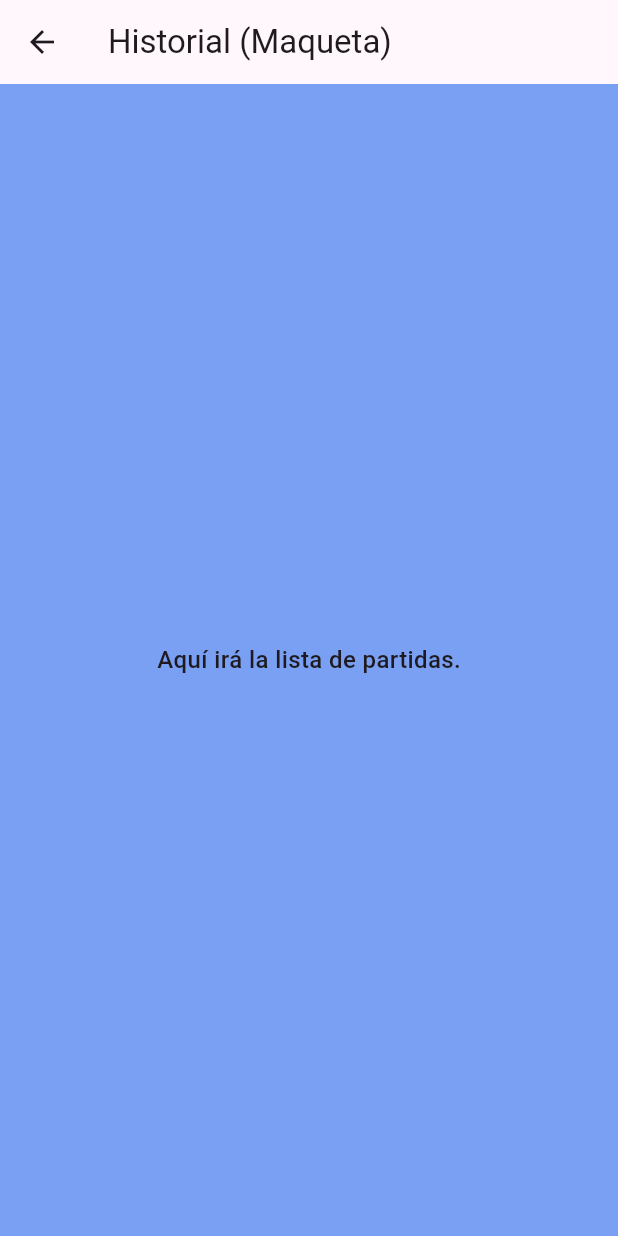
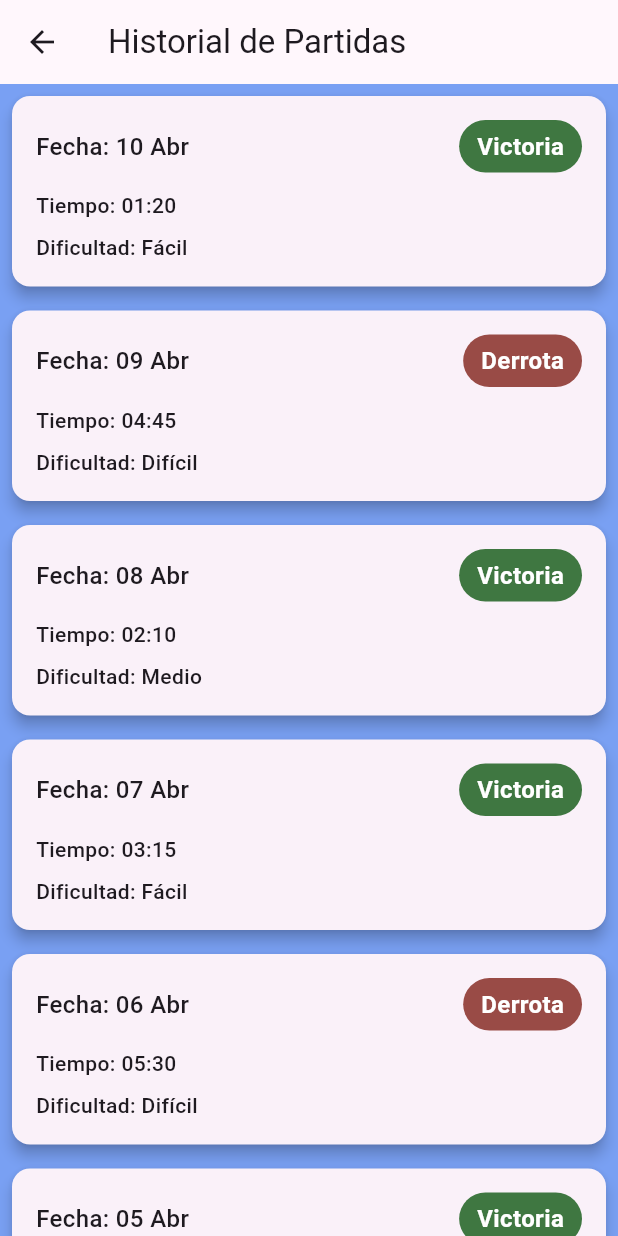
Before and after one commit to MariaJoseParedes/3479A321_2023479052, a Flutter app: the HistoryScreen screen opened by its route, on a phone screen of 412 x 824 dp. Run offline on Flutter 3.47's test engine with Material 3 defaults, Android fonts, the phone set to English and light mode, and no system bars; our stand-ins replace font_awesome_flutter, google_fonts, logger.

Commit message:
creacion de nueva carpeta models con archivo game_result y game_result_card en ui/widgets. Implementacion de historial de partidas con listview.Builder

```diff
--- /dev/null
+++ b/lib/models/game_result.dart
@@ -0,0 +1,14 @@
+// Modelo de datos para representar el resultado de una partida
+class GameResult {
+  final String date;
+  final String timeSpent;
+  final bool isVictory;
+  final String difficulty;
+
+  GameResult({
+    required this.date,
+    required this.timeSpent,
+    required this.isVictory,
+    required this.difficulty,
+  });
+}
--- a/lib/ui/screens/history_screen.dart
+++ b/lib/ui/screens/history_screen.dart
@@ -1,14 +1,60 @@
 import 'package:flutter/material.dart';
+import 'package:my_app/models/game_result.dart';
+import 'package:my_app/ui/widgets/game_result_card.dart';
 
 class HistoryScreen extends StatelessWidget {
-const HistoryScreen({super.key});
+  const HistoryScreen({super.key});
 
-@override
-Widget build(BuildContext context) {
+  @override
+  Widget build(BuildContext context) {
+    // Maqueta de datos para prueba
+    final List<GameResult> listMaqueta = [
+      GameResult(
+        date: '10 Abr',
+        timeSpent: '01:20',
+        isVictory: true,
+        difficulty: 'Fácil',
+      ),
+      GameResult(
+        date: '09 Abr',
+        timeSpent: '04:45',
+        isVictory: false,
+        difficulty: 'Difícil',
+      ),
+      GameResult(
+        date: '08 Abr',
+        timeSpent: '02:10',
+        isVictory: true,
+        difficulty: 'Medio',
+      ),
+      GameResult(
+        date: '07 Abr',
+        timeSpent: '03:15',
+        isVictory: true,
+        difficulty: 'Fácil',
+      ),
+      GameResult(
+        date: '06 Abr',
+        timeSpent: '05:30',
+        isVictory: false,
+        difficulty: 'Difícil',
+      ),
+      GameResult(
+        date: '05 Abr',
+        timeSpent: '01:50',
+        isVictory: true,
+        difficulty: 'Medio',
+      ),
+    ];
+
     return Scaffold(
-      appBar: AppBar(title: const Text('Historial (Maqueta)')),
-      body: const Center(
-        child: Text('Aquí irá la lista de partidas.'),
+      appBar: AppBar(title: const Text('Historial de Partidas')),
+      body: ListView.builder(
+        itemCount: listMaqueta.length,
+        itemBuilder: (context, index) {
+          final game = listMaqueta[index];
+          return GameResultCard(game: game);
+        },
       ),
     );
   }
--- /dev/null
+++ b/lib/ui/widgets/game_result_card.dart
@@ -0,0 +1,65 @@
+import 'package:flutter/material.dart';
+import 'package:my_app/models/game_result.dart';
+
+// Widget personalizado para mostrar el resultado de una partida
+class GameResultCard extends StatelessWidget {
+  final GameResult game;
+
+  const GameResultCard({super.key, required this.game});
+
+  @override
+  Widget build(BuildContext context) {
+    return Card(
+      elevation: 4,
+      margin: const EdgeInsets.all(8.0),
+      child: Padding(
+        padding: const EdgeInsets.all(16.0),
+        child: Column(
+          mainAxisSize: MainAxisSize.min,
+          crossAxisAlignment: CrossAxisAlignment.start,
+          children: [
+            Row(
+              mainAxisAlignment: MainAxisAlignment.spaceBetween,
+              children: [
+                Text(
+                  'Fecha: ${game.date}',
+                  style: const TextStyle(
+                    fontSize: 16,
+                    fontWeight: FontWeight.w500,
+                  ),
+                ),
+                Container(
+                  padding: const EdgeInsets.symmetric(
+                    horizontal: 12.0,
+                    vertical: 6.0,
+                  ),
+                  decoration: BoxDecoration(
+                    color: game.isVictory ? const Color.fromARGB(255, 63, 119, 65) : const Color.fromARGB(255, 153, 75, 70),
+                    borderRadius: BorderRadius.circular(20),
+                  ),
+                  child: Text(
+                    game.isVictory ? 'Victoria' : 'Derrota',
+                    style: const TextStyle(
+                      color: Colors.white,
+                      fontWeight: FontWeight.bold,
+                    ),
+                  ),
+                ),
+              ],
+            ),
+            const SizedBox(height: 12),
+            Text(
+              'Tiempo: ${game.timeSpent}',
+              style: const TextStyle(fontSize: 14),
+            ),
+            const SizedBox(height: 8),
+            Text(
+              'Dificultad: ${game.difficulty}',
+              style: const TextStyle(fontSize: 14),
+            ),
+          ],
+        ),
+      ),
+    );
+  }
+}
```
